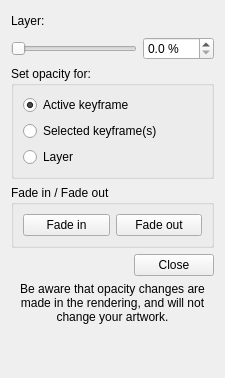
Before: the Qt Designer form app/ui/layeropacitydialog.ui in MakiNoAtorie/JustAnimate, drawn with Qt 5.
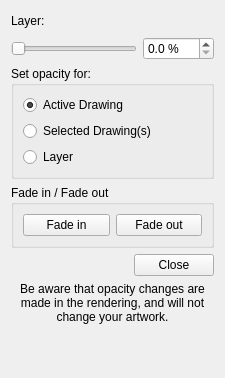
After: the same form once the commit is applied.

Commit message:
UI: Drawing and Exposure wording in menus, tooltips, timeline and Preferences
Fixes #185

What changed in the file:
```diff
--- a/app/ui/layeropacitydialog.ui
+++ b/app/ui/layeropacitydialog.ui
@@ -86,7 +86,7 @@
       <item>
        <widget class="QRadioButton" name="rbActiveKeyframe">
         <property name="text">
-         <string>Active keyframe</string>
+         <string>Active Drawing</string>
         </property>
         <property name="checked">
          <bool>true</bool>
@@ -96,7 +96,7 @@
       <item>
        <widget class="QRadioButton" name="rbSelectedKeyframes">
         <property name="text">
-         <string>Selected keyframe(s)</string>
+         <string>Selected Drawing(s)</string>
         </property>
        </widget>
       </item>
```
Left out of the diff: 6 changed lines with no effect on the pictures. The commit also changes 18 other files.
